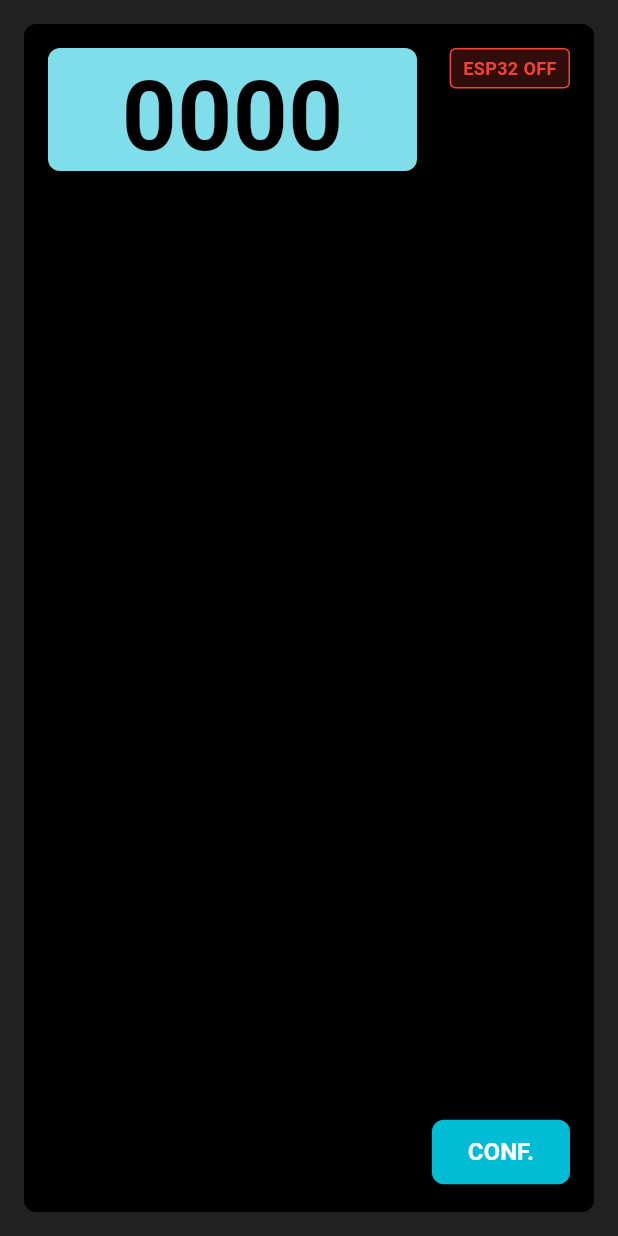
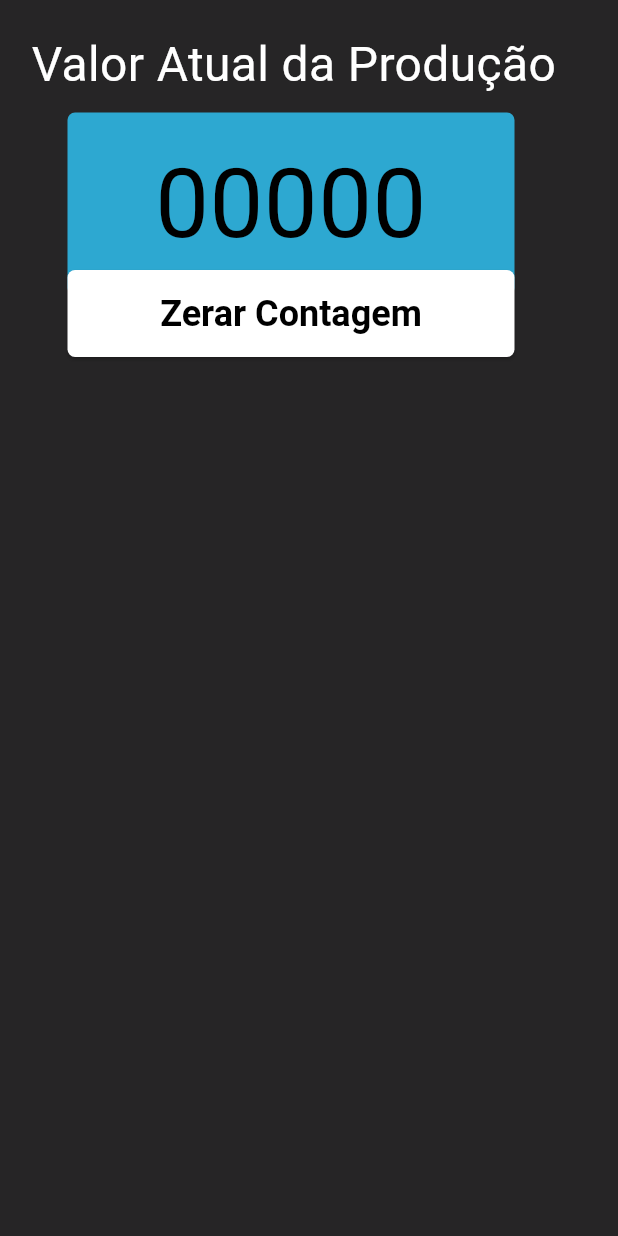
Before and after one commit to ricardodlima/meu_app_flutter, a Flutter app: the screen it shows after launch, on a phone screen of 412 x 824 dp. Run offline on Flutter 3.47's test engine with Material 3 defaults, Android fonts, the light colour scheme and no system bars; our stand-ins replace cloud_firestore, firebase_core, shared_preferences; accounts and stored records are empty.

Commit message:
Atualizações do projeto - versão a_v1

```diff
--- a/meu_app_flutter/lib/screens/01_tela_1_producao.dart
+++ b/meu_app_flutter/lib/screens/01_tela_1_producao.dart
@@ -217,103 +217,159 @@ class _Tela1ProducaoState extends State<Tela1Producao> {
 
   @override
   Widget build(BuildContext context) {
-    bool isConnected = _socket != null;
-
     return Scaffold(
-      backgroundColor: const Color(0xFF212121), // Fundo escuro
-      body: SafeArea(
-        child: Container(
-          margin: const EdgeInsets.all(16.0),
-          decoration: BoxDecoration(
-            color: Colors.black,
-            borderRadius: BorderRadius.circular(8),
-          ),
+      backgroundColor: const Color(0xFF262526), // Fundo cinza escuro como na imagem
+      body: Container(
+        width: 1024,
+        height: 600,
+        clipBehavior: Clip.antiAlias,
+        decoration: const BoxDecoration(color: Color(0xFF262526)),
         child: Stack(
           children: [
-              // Título no canto superior esquerdo
-              Positioned(
-                top: 16,
+            // Título "Valor Atual da Produção"
+            const Positioned(
               left: 16,
+              top: 20,
+              child: SizedBox(
+                width: 360,
                 child: Text(
                   'Valor Atual da Produção',
+                  textAlign: TextAlign.center,
                   style: TextStyle(
                     color: Colors.white,
-                    fontSize: 18,
-                    fontWeight: FontWeight.w500,
-                  ),
-                ),
-              ),
-
-              // Status de conexão no canto superior direito
-              Positioned(
-                top: 16,
-                right: 16,
-                child: Container(
-                  padding: const EdgeInsets.symmetric(horizontal: 8, vertical: 4),
-                  decoration: BoxDecoration(
-                    color: isConnected ? Colors.green.withOpacity(0.2) : Colors.red.withOpacity(0.2),
-                    borderRadius: BorderRadius.circular(4),
-                    border: Border.all(
-                      color: isConnected ? Colors.green : Colors.red,
-                      width: 1,
-                    ),
-                  ),
-                  child: Text(
-                    isConnected ? 'ESP32 OK' : 'ESP32 OFF',
-                    style: TextStyle(
-                      color: isConnected ? Colors.green : Colors.red,
-                      fontSize: 12,
-                      fontWeight: FontWeight.bold,
+                    fontSize: 32,
+                    fontFamily: 'Roboto',
                   ),
                 ),
               ),
             ),
 
-              // Display do contador no canto superior esquerdo
+            // Título "Nº operador"
+            const Positioned(
+              left: 677,
+              top: 18,
+              child: SizedBox(
+                width: 360,
+                child: Text(
+                  'Nº operador',
+                  textAlign: TextAlign.center,
+                  style: TextStyle(
+                    color: Colors.white,
+                    fontSize: 32,
+                    fontFamily: 'Roboto',
+                  ),
+                ),
+              ),
+            ),
+
+            // Display do contador (azul)
             Positioned(
-                top: 16,
-                left: 16,
+              left: 45,
+              top: 75,
+              child: Container(
+                width: 298,
+                padding: const EdgeInsets.symmetric(horizontal: 20, vertical: 15),
+                decoration: BoxDecoration(
+                  color: const Color(0xFF2DA8D1),
+                  borderRadius: BorderRadius.circular(5),
+                ),
+                child: Text(
+                  _contador1.toString().padLeft(5, '0'),
+                  textAlign: TextAlign.center,
+                  style: const TextStyle(
+                    color: Colors.black,
+                    fontSize: 64,
+                    fontFamily: 'Roboto',
+                  ),
+                ),
+              ),
+            ),
+
+            // Display "Nº operador" (verde)
+            Positioned(
+              left: 740,
+              top: 75,
               child: Container(
                 width: 246,
-                  height: 82,
+                padding: const EdgeInsets.symmetric(horizontal: 20, vertical: 15),
                 decoration: BoxDecoration(
-                    color: const Color(0xFF80DEEA), // Azul claro
-                    borderRadius: BorderRadius.circular(8),
+                  color: const Color(0xFF00FF00),
+                  borderRadius: BorderRadius.circular(5),
                 ),
-                  child: Center(
-                    child: Text(
-                      _contador1.toString().padLeft(4, '0'),
-                      style: const TextStyle(
+                child: const Text(
+                  '00000',
+                  textAlign: TextAlign.center,
+                  style: TextStyle(
+                    color: Colors.black,
                     fontSize: 64,
-                        fontWeight: FontWeight.bold,
-                        color: Colors.black,
+                    fontFamily: 'Roboto',
+                  ),
+                ),
+              ),
+            ),
+
+            // Botão "Zerar Contagem"
+            Positioned(
+              left: 45,
+              top: 180,
+              child: SizedBox(
+                width: 298,
+                child: ElevatedButton(
+                  onPressed: () {
+                    setState(() {
+                      _contador1 = 0;
+                    });
+                    _salvarContador1(0);
+                    if (_socket != null) {
+                      _enviarComando('r1');
+                    }
+                  },
+                  style: ElevatedButton.styleFrom(
+                    backgroundColor: Colors.white,
+                    foregroundColor: Colors.black,
+                    padding: const EdgeInsets.symmetric(vertical: 15),
+                    shape: RoundedRectangleBorder(
+                      borderRadius: BorderRadius.circular(5),
+                    ),
+                  ),
+                  child: const Text(
+                    'Zerar Contagem',
+                    style: TextStyle(
+                      fontSize: 24,
+                      fontFamily: 'Roboto',
                     ),
                   ),
                 ),
               ),
             ),
 
-              // Botão CONF no canto inferior direito
+            // Botão "CONF."
             Positioned(
-                bottom: 16,
-                right: 16,
+              left: 850,
+              top: 450,
               child: ElevatedButton(
                 onPressed: () {
-                    // Navega para a Tela 2
                   Navigator.pushReplacementNamed(context, '/tela2');
                 },
                 style: ElevatedButton.styleFrom(
-                    backgroundColor: const Color(0xFF00BCD4), // Azul vibrante
-                    foregroundColor: Colors.white,
-                    padding: const EdgeInsets.symmetric(horizontal: 24, vertical: 12),
+                  backgroundColor: const Color(0xFF2DA8D1),
+                  padding: const EdgeInsets.symmetric(horizontal: 25, vertical: 15),
                   shape: RoundedRectangleBorder(
-                      borderRadius: BorderRadius.circular(8),
+                    borderRadius: BorderRadius.circular(5),
+                    side: const BorderSide(
+                      width: 2,
+                      color: Color(0xFF2DA9D2),
                     ),
+                  ),
+                  elevation: 4,
+                  shadowColor: const Color(0x33000000),
                 ),
                 child: const Text(
                   'CONF.',
                   style: TextStyle(
-                      fontSize: 16,
+                    color: Colors.white,
+                    fontSize: 20,
+                    fontFamily: 'Roboto',
                     fontWeight: FontWeight.bold,
                   ),
                 ),
@@ -322,7 +378,6 @@ class _Tela1ProducaoState extends State<Tela1Producao> {
           ],
         ),
       ),
-      ),
     );
   }
 }
--- a/meu_app_flutter/lib/screens/104_contador_screen.dart
+++ b/meu_app_flutter/lib/screens/104_contador_screen.dart
@@ -178,9 +178,7 @@ class _ContadorScreenState extends State<ContadorScreen> {
         title: const Text('IHM Contadores KC868-A16'),
         centerTitle: true,
       ),
-      body: Stack(
-        children: [
-          SingleChildScrollView(
+      body: SingleChildScrollView(
         padding: const EdgeInsets.all(16.0),
         child: Column(
           children: [
@@ -199,36 +197,8 @@ class _ContadorScreenState extends State<ContadorScreen> {
                 onPressed: isConnected ? () => _enviarComando('rall') : null,
               ),
             ),
-                const SizedBox(height: 80), // Espaço para o botão INICIO
           ],
         ),
-          ),
-          // Botão INICIO no canto inferior esquerdo
-          Positioned(
-            bottom: 16,
-            left: 16,
-            child: ElevatedButton(
-              onPressed: () {
-                Navigator.pushReplacementNamed(context, '/tela1');
-              },
-              style: ElevatedButton.styleFrom(
-                backgroundColor: const Color(0xFF00BCD4), // Azul vibrante
-                foregroundColor: Colors.white,
-                padding: const EdgeInsets.symmetric(horizontal: 24, vertical: 12),
-                shape: RoundedRectangleBorder(
-                  borderRadius: BorderRadius.circular(8),
-                ),
-              ),
-              child: const Text(
-                'INICIO',
-                style: TextStyle(
-                  fontSize: 16,
-                  fontWeight: FontWeight.bold,
-                ),
-              ),
-            ),
-          ),
-        ],
       ),
     );
   }
```
Lines whose indentation alone changed are shown as unchanged.
